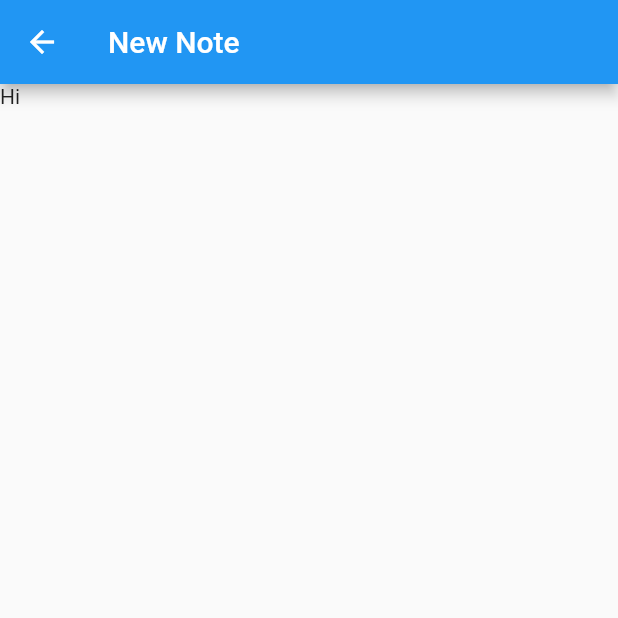
After one commit to techbytesorg/app-design-repo, a Flutter app: the screen it shows after launch, after a tap on the "add" icon, on a phone screen of 412 x 824 dp, the top half of it. The commit adds this screen. Run offline on Flutter 3.47's test engine with Material 2 defaults, Android fonts, the phone set to English and light mode, and no system bars.

Commit message:
June 26th, 2021

```diff
--- a/notes_app/lib/data.dart
+++ b/notes_app/lib/data.dart
@@ -10,8 +10,4 @@ class Note {
 }
 
 // List to hold all the Note objects
-List<Note> notes_storage = [
-  Note("HI", "HI THIs is the desc", DateTime.now()),
-  Note("HI", "HI THIs is the desc", DateTime.now()),
-  Note("HI", "HI THIs is the desc", DateTime.now()),
-];
+List<Note> notes_storage = [];
--- a/notes_app/lib/main_tab_controller_view.dart
+++ b/notes_app/lib/main_tab_controller_view.dart
@@ -13,9 +13,6 @@ class MainTabControllerView extends StatelessWidget {
       home: DefaultTabController(
         length: 2,
         child: Scaffold(
-          appBar: AppBar(
-            title: Text("Notes"),
-          ),
           bottomNavigationBar: TabBar(
             unselectedLabelColor: Colors.blue,
             labelColor: Colors.blueAccent,
--- /dev/null
+++ b/notes_app/lib/new_note_view.dart
@@ -0,0 +1,23 @@
+import 'package:flutter/material.dart';
+
+class NewNoteView extends StatelessWidget {
+  @override
+  Widget build(BuildContext context) {
+    return Scaffold(
+      appBar: AppBar(
+        title: Text("New Note"),
+      ),
+      body: Column(
+        children: [
+          // TextField(
+          //   decoration: InputDecoration(
+          //     border: OutlineInputBorder(),
+          //     labelText: "New Note Name:",
+          //   ),
+          // ),
+          Text("Hi"),
+        ],
+      ),
+    );
+  }
+}
--- a/notes_app/lib/notes_list_view.dart
+++ b/notes_app/lib/notes_list_view.dart
@@ -1,4 +1,6 @@
 import 'package:flutter/material.dart';
+import 'note_details_view.dart';
+import 'new_note_view.dart';
 import 'data.dart';
 
 class NotesListView extends StatefulWidget {
@@ -11,7 +13,22 @@ class NotesListView extends StatefulWidget {
 class _NotesListViewState extends State<NotesListView> {
   @override
   Widget build(BuildContext context) {
-    return ListView.builder(
+    return Scaffold(
+      appBar: AppBar(
+        title: Text("Notes"),
+        actions: [
+          IconButton(
+            icon: Icon(Icons.add),
+            onPressed: () {
+              Navigator.push(
+                context,
+                MaterialPageRoute(builder: (context) => NewNoteView()),
+              );
+            },
+          ),
+        ],
+      ),
+      body: ListView.builder(
         shrinkWrap: true,
         itemCount: notes_storage.length,
         itemBuilder: (BuildContext context, int index) {
@@ -25,9 +42,17 @@ class _NotesListViewState extends State<NotesListView> {
                 ),
               ),
               subtitle: Text("${notes_storage[index].lastEdit.toString()}"),
+              onTap: () {
+                Navigator.push(
+                  context,
+                  MaterialPageRoute(
+                      builder: (context) => NoteDetailsView(index)),
+                );
+              },
             ),
           );
         },
+      ),
     );
   }
 }
```
Also changed, not shown: notes_app/lib/note_details_view.dart (added, +43 -0 lines), notes_app/lib/settings_view.dart (+9 -4 lines), binary_adder/pubspec.lock. Lines whose indentation alone changed are shown as unchanged.
